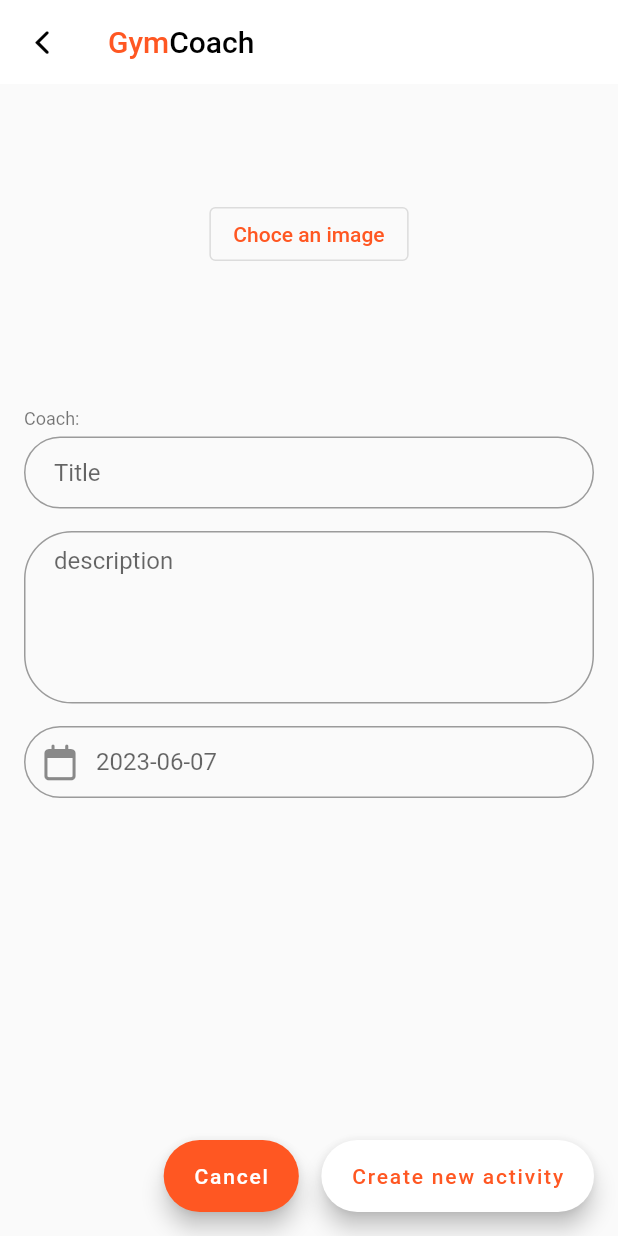
After one commit to osama200949/gym_coach_frontend, a Flutter app: the AddNewActivityScreen screen opened by its route, on a phone screen of 412 x 824 dp. The commit adds this screen. Run offline on Flutter 3.47's test engine with Material 2 defaults, Android fonts, the phone set to English and light mode, and no system bars; our stand-ins replace cached_network_image, cloud_firestore, dio, file_picker, firebase_core, flutter_datetime_picker and 3 more; missing offline and left inert: gender_picker; accounts and stored records are empty.

Commit message:
create a new activity

```diff
--- a/lib/models/activity.dart
+++ b/lib/models/activity.dart
@@ -4,21 +4,25 @@ class Activity {
   int id;
   String title;
   String description;
-  String image;
+  String? image;
   String coachName;
   DateTime date;
+  int coachId;
 
   Activity(
-      {required this.id,
+      { this.id = 0,
       required this.title,
       required this.description,
       required this.coachName,
       required this.image,
-      required this.date});
+      required this.date,
+      required this.coachId
+      });
 
   Activity.fromJson(Map<String, dynamic> json)
       : this(
           id: json['id'],
+          coachId: int.parse(json['coachId']) ,
           title: json['title'],
           description: json['description'],
           coachName: json['coachName'],
@@ -28,6 +32,7 @@ class Activity {
 
   Map<String, dynamic> toJson() => {
         'id': id,
+        'coachId': coachId,
         'title': title,
         'description': description,
         'coachName': coachName,
--- a/lib/provider/activity_provider.dart
+++ b/lib/provider/activity_provider.dart
@@ -5,7 +5,7 @@ import 'package:todo_list/models/user.dart';
 import '../models/activity.dart';
 
 class ActivityProvider extends ChangeNotifier{
-  Activity _activity = Activity(id: 0, date: DateTime.now(),description: "",image: "",title: "",coachName: "");
+  Activity _activity = Activity(id: 0,coachId: 1, date: DateTime.now(),description: "",image: "",title: "",coachName: "");
   bool _isRegistered = false;
 
   void setIsRegistered(bool isR){
--- /dev/null
+++ b/lib/screen/coach/add_new_activity.dart
@@ -0,0 +1,223 @@
+import 'dart:io';
+
+import 'package:file_picker/file_picker.dart';
+import 'package:flutter/material.dart';
+import 'package:flutter/scheduler.dart';
+import 'package:flutter_datetime_picker/flutter_datetime_picker.dart';
+import 'package:font_awesome_flutter/font_awesome_flutter.dart';
+import 'package:provider/provider.dart';
+import 'package:todo_list/models/training.dart';
+import 'package:todo_list/services/rest.dart';
+import 'package:todo_list/widgets/appbar.dart';
+import 'package:url_launcher/url_launcher.dart';
+import 'package:video_player/video_player.dart';
+import 'package:youtube_player_flutter/youtube_player_flutter.dart';
+
+import '../../models/activity.dart';
+import '../../models/customer.dart';
+import '../../provider/activity_provider.dart';
+import '../../provider/training_provider.dart';
+import '../../provider/user_provider.dart';
+
+class AddNewActivityScreen extends StatefulWidget {
+  @override
+  State<AddNewActivityScreen> createState() => _AddNewActivityScreenState();
+}
+
+class _AddNewActivityScreenState extends State<AddNewActivityScreen>
+    with SingleTickerProviderStateMixin {
+  late AnimationController _controller;
+  String title = "";
+  String description = "";
+  DateTime date = DateTime.now();
+  String coachName = "";
+  String coachId = "";
+  File? _image;
+
+  Future pickImage() async {
+    FilePickerResult? result = await FilePicker.platform.pickFiles(
+      type: FileType.image,
+      allowMultiple: false,
+    );
+    if (result != null) {
+      setState(() {
+        _image = File(result.files.single.path!);
+      });
+    }
+  }
+
+  @override
+  Widget build(BuildContext context) {
+    final activityProvider =
+        Provider.of<ActivityProvider>(context, listen: true).get();
+    final user = Provider.of<UserProvider>(context, listen: true).get();
+    DataService service = DataService();
+
+    String originalDate = activityProvider.date.toString();
+    int spaceIndex = originalDate.indexOf(' ');
+    // String date = originalDate.substring(0, spaceIndex);
+
+    return Scaffold(
+      appBar: CustomAppBar(context),
+      body: SingleChildScrollView(
+        child: Column(
+          crossAxisAlignment: CrossAxisAlignment.stretch,
+          children: [
+            Container(
+              height: 200,
+              child: _image == null
+                  ? Column(
+                      mainAxisAlignment: MainAxisAlignment.center,
+                      crossAxisAlignment: CrossAxisAlignment.center,
+                      children: [
+                        OutlinedButton(
+                          onPressed: () {
+                            pickImage();
+                          },
+                          child: Text('Choce an image'),
+                        ),
+                      ],
+                    )
+                  : InkWell(
+                      onTap: () => pickImage(),
+                      child: Container(
+                        decoration: BoxDecoration(
+                          image: DecorationImage(
+                              image: FileImage(_image!), fit: BoxFit.cover),
+                        ),
+                      ),
+                    ),
+            ),
+            Padding(
+              padding: const EdgeInsets.all(16.0),
+              child: Column(
+                crossAxisAlignment: CrossAxisAlignment.start,
+                children: [
+                  Text(
+                    "Coach: ${user.name}",
+                    style: Theme.of(context).textTheme.bodySmall,
+                  ),
+                  SizedBox(
+                    height: 5,
+                  ),
+                  Form(
+                      child: Column(
+                    children: [
+                      TextFormField(
+                        validator: (value) {
+                          if (value == null || value.isEmpty) {
+                            return 'Enter your name';
+                          }
+                          return null;
+                        },
+                        keyboardType: TextInputType.name,
+                        autofocus: false,
+                        decoration: InputDecoration(
+                          // prefixIcon: Icon(FontAwesomeIcons.t),
+                          hintText: 'Title',
+                          contentPadding:
+                              EdgeInsets.fromLTRB(20.0, 10.0, 20.0, 10.0),
+                          border: OutlineInputBorder(
+                              borderRadius: BorderRadius.circular(32.0)),
+                        ),
+                        onChanged: (value) => title = value,
+                      ),
+                      SizedBox(
+                        height: 15,
+                      ),
+                      TextFormField(
+                        validator: (value) {
+                          if (value == null || value.isEmpty) {
+                            return 'Enter your name';
+                          }
+                          return null;
+                        },
+                        keyboardType: TextInputType.text,
+                        minLines: 5,
+                        maxLines: 10,
+                        autofocus: false,
+                        decoration: InputDecoration(
+                          // prefixIcon: Icon(FontAwesomeIcons.user),
+                          hintText: 'description',
+                          contentPadding:
+                              EdgeInsets.fromLTRB(20.0, 10.0, 20.0, 10.0),
+                          border: OutlineInputBorder(
+                              borderRadius: BorderRadius.circular(32.0)),
+                        ),
+                        onChanged: (value) => description = value,
+                      ),
+                      SizedBox(
+                        height: 15,
+                      ),
+                      TextFormField(
+                        onTap: () {
+                          FocusManager.instance.primaryFocus?.unfocus();
+                          DatePicker.showDatePicker(context,
+                              showTitleActions: true,
+                              minTime: DateTime.now(),
+                              maxTime: DateTime(2027, 12, 25),
+                              onChanged: (newDate) {
+                            print('change $newDate');
+                            FocusManager.instance.primaryFocus?.unfocus();
+                          }, onConfirm: (newDate) {
+                            print('confirm $newDate');
+                            FocusManager.instance.primaryFocus?.unfocus();
+                            date = newDate;
+                            setState(() {});
+                          },
+                              currentTime: DateTime.now(),
+                              locale: LocaleType.en);
+                        },
+                        // keyboardType: TextInputType.datetime,
+                        autofocus: false,
+                        decoration: InputDecoration(
+                          prefixIcon: Icon(FontAwesomeIcons.calendar),
+                          hintText: date.toString().substring(0, 11),
+                          contentPadding:
+                              EdgeInsets.fromLTRB(20.0, 10.0, 20.0, 10.0),
+                          border: OutlineInputBorder(
+                              borderRadius: BorderRadius.circular(32.0)),
+                        ),
+                      ),
+                    ],
+                  ))
+                ],
+              ),
+            ),
+          ],
+        ),
+      ),
+      floatingActionButton: Row(
+        mainAxisAlignment: MainAxisAlignment.end,
+        children: [
+          FloatingActionButton.extended(
+              onPressed: () {
+                Navigator.pop(context);
+              },
+              label: Text('Cancel')),
+          SizedBox(
+            width: 15,
+          ),
+          FloatingActionButton.extended(
+              backgroundColor: Colors.white,
+              onPressed: () async {
+                await service.createNewActivity(
+                    Activity(
+                        coachId: user.id,
+                        coachName: user.name,
+                        date: date,
+                        description: description,
+                        image: _image?.path,
+                        title: title),
+                    user.token);
+                Navigator.pop(context);
+              },
+              label: Text(
+                'Create new activity',
+                style: TextStyle(color: Colors.deepOrange),
+              )),
+        ],
+      ),
+    );
+  }
+}
--- a/lib/screen/login.dart
+++ b/lib/screen/login.dart
@@ -16,7 +16,7 @@ class LoginScreen extends StatefulWidget {
 class _LoginScreenState extends State<LoginScreen> {
   UserProvider userProvider = UserProvider();
   DataService service = DataService();
-  String insertedEmail = "osama200949@gmail.com";
+  String insertedEmail = "os@gmail.com";
   String insertedPassword = "123456";
   @override
   Widget build(BuildContext context) {
--- a/lib/services/rest.dart
+++ b/lib/services/rest.dart
@@ -347,6 +347,37 @@ class DataService {
     }
   }
 
+  Future<bool> createNewActivity(Activity activity, String token) async {
+    String filepath = activity.image as String;
+    String fileName = filepath.split('/login').last;
+
+    var body = FormData.fromMap({
+      "title": activity.title,
+      "description": activity.description,
+      "image": await MultipartFile.fromFile(filepath, filename: fileName),
+      "date": activity.date,
+      "coachId": activity.coachId,
+      "coachName": activity.coachName,
+    });
+
+    var response = await Dio().post(
+      '$baseUrl/createNewActivity',
+      data: body,
+      options: Options(
+          headers: {"Authorization": "Bearer $token"},
+          followRedirects: false,
+          validateStatus: (status) {
+            return status! < 500;
+          }),
+    );
+    print(response.statusCode);
+    if (response.statusCode == 200) {
+      return true;
+    } else {
+      return false;
+    }
+  }
+
   //! Product
   Future<List<Product>> getProducts(String token) async {
     final listJson = await get("products", token);
--- a/pubspec.yaml
+++ b/pubspec.yaml
@@ -37,6 +37,7 @@ dependencies:
   firebase_core: ^2.10.0
   flutter:
     sdk: flutter
+  flutter_datetime_picker: ^1.5.1
   font_awesome_flutter: ">= 4.7.0"
   gender_picker: ^1.1.0
   http: ^0.13.5
```
Also changed, not shown: lib/main.dart (+8 -1 lines), lib/screen/coach/coach_activity.dart (renamed from lib/screen/customer/customer_activity.dart, +16 -6 lines), lib/screen/coach/coach_activity_detail.dart (added, +155 -0 lines), lib/screen/coach/coach_dashboard.dart (+25 -5 lines), pubspec.lock.
